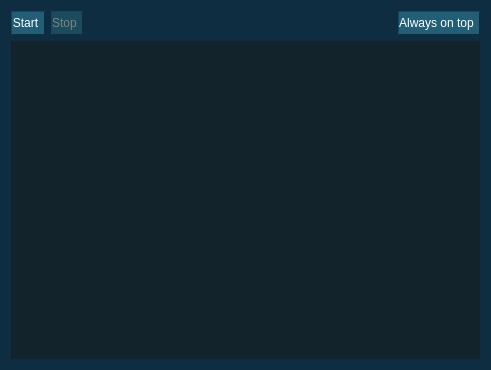
The window that source/plugins/mdesktop/main_ui.ui (5l1v3r1/Moderat) describes before a commit, drawn with Qt 5.
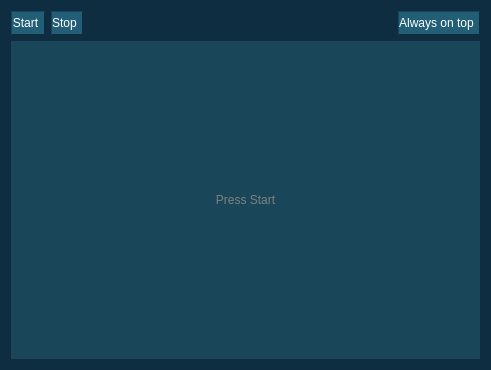
The same window after the commit. Icons and pictures are not drawn.

Commit message: desktop streaming updates

```diff
--- a/source/plugins/mdesktop/main_ui.ui
+++ b/source/plugins/mdesktop/main_ui.ui
@@ -111,10 +111,10 @@
        <normaloff>:/icon/assets/stop.png</normaloff>:/icon/assets/stop.png</iconset>
      </property>
      <property name="checkable">
-      <bool>true</bool>
+      <bool>false</bool>
      </property>
      <property name="checked">
-      <bool>true</bool>
+      <bool>false</bool>
      </property>
     </widget>
    </item>
@@ -160,10 +160,17 @@
    <item row="1" column="0" colspan="4">
     <widget class="QLabel" name="screenshotLabel">
      <property name="styleSheet">
-      <string notr="true">background-color: rgb(18, 35, 44);</string>
+      <string notr="true">background-color:#194759;
+color: grey;</string>
      </property>
      <property name="text">
-      <string/>
+      <string>Press Start</string>
+     </property>
+     <property name="scaledContents">
+      <bool>true</bool>
+     </property>
+     <property name="alignment">
+      <set>Qt::AlignCenter</set>
      </property>
     </widget>
    </item>
```
Left out of the diff: 2 changed lines with no effect on the pictures. The commit also changes 2 other files.
